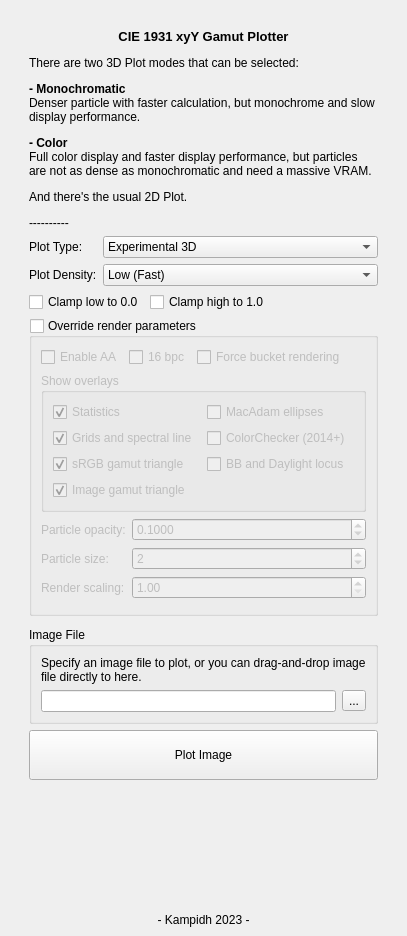
This is src/mainwindow.ui in kampidh/Color-Gamut-Plotter-QtVer as Qt 5 draws it before an edit. The edited form follows.
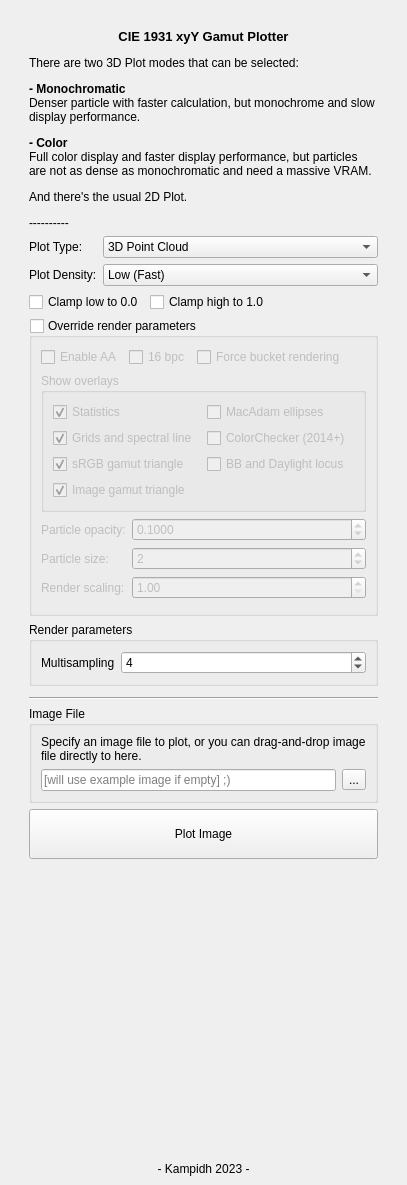
This is the edited form.

Commit message: Experimental 3D plot cleanup #1

```diff
--- a/src/mainwindow.ui
+++ b/src/mainwindow.ui
@@ -7,7 +7,7 @@
     <x>0</x>
     <y>0</y>
     <width>396</width>
-    <height>936</height>
+    <height>1185</height>
    </rect>
   </property>
   <property name="sizePolicy">
@@ -35,7 +35,7 @@
    <string/>
   </property>
   <widget class="QWidget" name="centralwidget">
-   <layout class="QVBoxLayout" name="verticalLayout_4">
+   <layout class="QVBoxLayout" name="verticalLayout_5">
     <item>
      <layout class="QVBoxLayout" name="verticalLayout">
       <property name="spacing">
@@ -84,7 +84,7 @@
         <item row="0" column="1">
          <widget class="QComboBox" name="plotTypeCmb">
           <property name="currentText">
-           <string>Experimental 3D</string>
+           <string>3D Point Cloud</string>
           </property>
           <property name="currentIndex">
            <number>3</number>
@@ -106,7 +106,7 @@
           </item>
           <item>
            <property name="text">
-            <string>Experimental 3D</string>
+            <string>3D Point Cloud</string>
            </property>
           </item>
          </widget>
@@ -388,6 +388,42 @@
         </layout>
        </widget>
       </item>
+      <item>
+       <widget class="QGroupBox" name="override3dChk">
+        <property name="title">
+         <string>Render parameters</string>
+        </property>
+        <layout class="QVBoxLayout" name="verticalLayout_4">
+         <item>
+          <layout class="QFormLayout" name="formLayout_3">
+           <item row="0" column="0">
+            <widget class="QLabel" name="label_5">
+             <property name="text">
+              <string>Multisampling</string>
+             </property>
+            </widget>
+           </item>
+           <item row="0" column="1">
+            <widget class="QSpinBox" name="multisampleSpn">
+             <property name="minimum">
+              <number>0</number>
+             </property>
+             <property name="maximum">
+              <number>16</number>
+             </property>
+             <property name="singleStep">
+              <number>2</number>
+             </property>
+             <property name="value">
+              <number>4</number>
+             </property>
+            </widget>
+           </item>
+          </layout>
+         </item>
+        </layout>
+       </widget>
+      </item>
       <item>
        <spacer name="verticalSpacer_2">
         <property name="orientation">
@@ -401,6 +437,13 @@
         </property>
        </spacer>
       </item>
+      <item>
+       <widget class="Line" name="line">
+        <property name="orientation">
+         <enum>Qt::Horizontal</enum>
+        </property>
+       </widget>
+      </item>
       <item>
        <widget class="QGroupBox" name="groupBox">
         <property name="title">
@@ -430,6 +473,9 @@
              <property name="text">
               <string/>
              </property>
+             <property name="placeholderText">
+              <string>[will use example image if empty] ;)</string>
+             </property>
             </widget>
            </item>
            <item>
```
Left out of the diff: 6 changed lines with no effect on the pictures. The commit also changes 10 other files.
